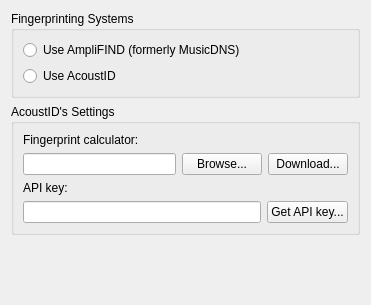
This is ui/options_fingerprinting.ui in metabrainz/picard as Qt 5 draws it before an edit. The edited form follows.
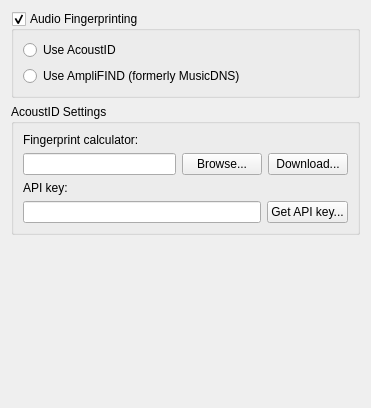
This is the edited form.

Commit message: Disable audio fingerprinting by default

What changed in the file:
```diff
--- a/ui/options_fingerprinting.ui
+++ b/ui/options_fingerprinting.ui
@@ -7,37 +7,40 @@
     <x>0</x>
     <y>0</y>
     <width>371</width>
-    <height>305</height>
+    <height>408</height>
    </rect>
   </property>
   <layout class="QVBoxLayout" name="verticalLayout">
    <item>
     <widget class="QGroupBox" name="groupBox">
      <property name="title">
-      <string>Fingerprinting Systems</string>
+      <string>Audio Fingerprinting</string>
      </property>
-     <layout class="QGridLayout" name="gridLayout">
-      <item row="0" column="0">
-       <widget class="QRadioButton" name="use_musicdns">
-        <property name="text">
-         <string>Use AmpliFIND (formerly MusicDNS)</string>
-        </property>
-       </widget>
-      </item>
-      <item row="1" column="0">
+     <property name="checkable">
+      <bool>true</bool>
+     </property>
+     <layout class="QVBoxLayout" name="verticalLayout_3">
+      <item>
        <widget class="QRadioButton" name="use_acoustid">
         <property name="text">
          <string>Use AcoustID</string>
         </property>
        </widget>
       </item>
+      <item>
+       <widget class="QRadioButton" name="use_musicdns">
+        <property name="text">
+         <string>Use AmpliFIND (formerly MusicDNS)</string>
+        </property>
+       </widget>
+      </item>
      </layout>
     </widget>
    </item>
    <item>
     <widget class="QGroupBox" name="acoustid_settings">
      <property name="title">
-      <string>AcoustID's Settings</string>
+      <string>AcoustID Settings</string>
      </property>
      <layout class="QVBoxLayout" name="verticalLayout_2">
       <item>
```
Left out of the diff: 2 changed lines with no effect on the pictures. The commit also changes 6 other files.
